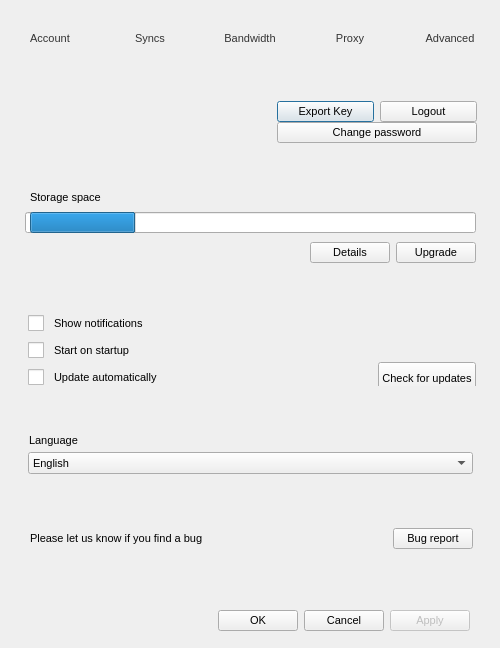
This is src/MEGASync/gui/macx/SettingsDialog.ui in meganz/MEGAsync as Qt 5 draws it before an edit. The edited form follows.
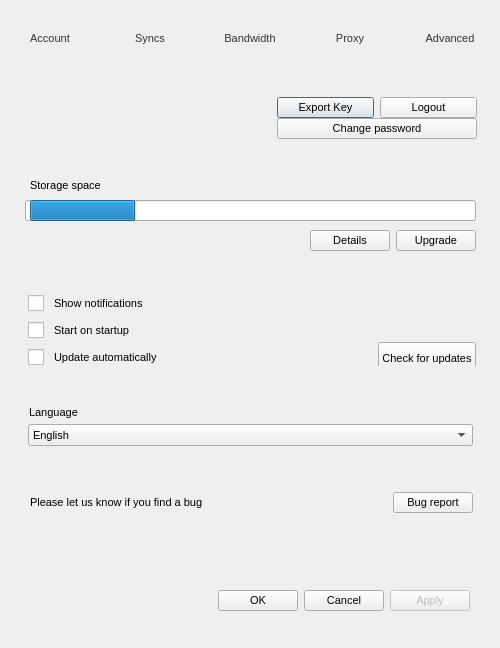
This is the edited form. Icons and pictures are not drawn.

Diff of the .ui file:
```diff
--- a/src/MEGASync/gui/macx/SettingsDialog.ui
+++ b/src/MEGASync/gui/macx/SettingsDialog.ui
@@ -1691,9 +1691,18 @@
           </property>
           <item>
            <widget class="QLabel" name="label">
+            <property name="minimumSize">
+             <size>
+              <width>330</width>
+              <height>0</height>
+             </size>
+            </property>
             <property name="text">
              <string>Please let us know if you find a bug</string>
             </property>
+            <property name="wordWrap">
+             <bool>true</bool>
+            </property>
            </widget>
           </item>
           <item>
@@ -1703,7 +1712,7 @@
             </property>
             <property name="sizeHint" stdset="0">
              <size>
-              <width>143</width>
+              <width>1</width>
               <height>20</height>
              </size>
             </property>
```
Left out of the diff: 4 changed lines with no effect on the pictures.
